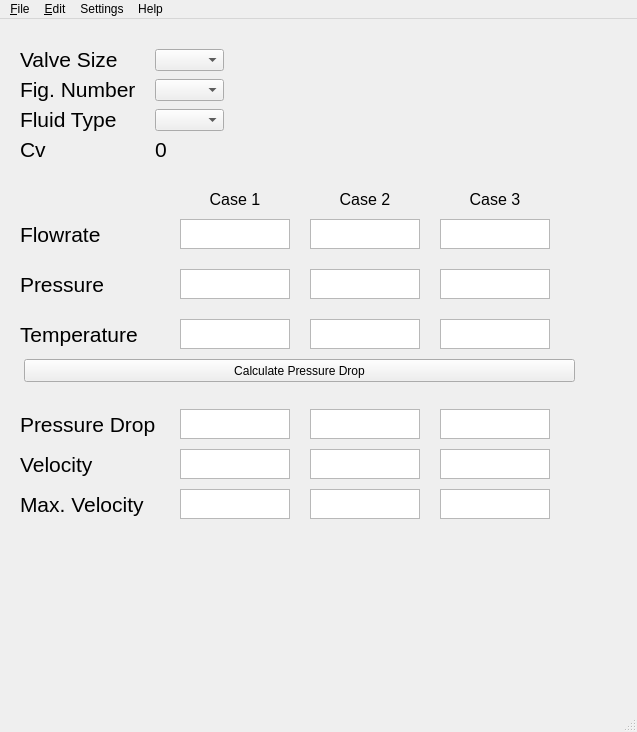
The window that pressureDrop/presgui/presMainUi.ui (SSoder/Pressure-Drop) describes before a commit, drawn with Qt 5.
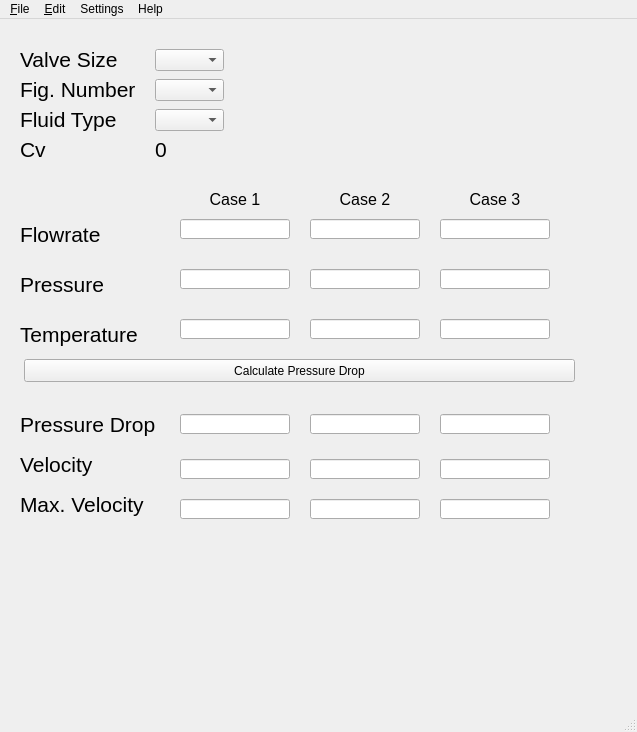
The same window after the commit.

Patch:
```diff
--- a/pressureDrop/presgui/presMainUi.ui
+++ b/pressureDrop/presgui/presMainUi.ui
@@ -111,36 +111,6 @@
      </rect>
     </property>
    </widget>
-   <widget class="QTextEdit" name="textEdit">
-    <property name="geometry">
-     <rect>
-      <x>180</x>
-      <y>200</y>
-      <width>110</width>
-      <height>30</height>
-     </rect>
-    </property>
-   </widget>
-   <widget class="QTextEdit" name="textEdit_2">
-    <property name="geometry">
-     <rect>
-      <x>310</x>
-      <y>200</y>
-      <width>110</width>
-      <height>30</height>
-     </rect>
-    </property>
-   </widget>
-   <widget class="QTextEdit" name="textEdit_3">
-    <property name="geometry">
-     <rect>
-      <x>440</x>
-      <y>200</y>
-      <width>110</width>
-      <height>30</height>
-     </rect>
-    </property>
-   </widget>
    <widget class="QLabel" name="label_2">
     <property name="geometry">
      <rect>
@@ -212,39 +182,6 @@
     <property name="alignment">
      <set>Qt::AlignCenter</set>
     </property>
-    <property name="buddy">
-     <cstring>textEdit_3</cstring>
-    </property>
-   </widget>
-   <widget class="QTextEdit" name="textEdit_4">
-    <property name="geometry">
-     <rect>
-      <x>180</x>
-      <y>250</y>
-      <width>110</width>
-      <height>30</height>
-     </rect>
-    </property>
-   </widget>
-   <widget class="QTextEdit" name="textEdit_5">
-    <property name="geometry">
-     <rect>
-      <x>310</x>
-      <y>250</y>
-      <width>110</width>
-      <height>30</height>
-     </rect>
-    </property>
-   </widget>
-   <widget class="QTextEdit" name="textEdit_6">
-    <property name="geometry">
-     <rect>
-      <x>440</x>
-      <y>250</y>
-      <width>110</width>
-      <height>30</height>
-     </rect>
-    </property>
    </widget>
    <widget class="QLabel" name="label">
     <property name="geometry">
@@ -303,66 +240,6 @@
      <string>Temperature</string>
     </property>
    </widget>
-   <widget class="QTextEdit" name="textEdit_7">
-    <property name="geometry">
-     <rect>
-      <x>440</x>
-      <y>300</y>
-      <width>110</width>
-      <height>30</height>
-     </rect>
-    </property>
-   </widget>
-   <widget class="QTextEdit" name="textEdit_8">
-    <property name="geometry">
-     <rect>
-      <x>310</x>
-      <y>300</y>
-      <width>110</width>
-      <height>30</height>
-     </rect>
-    </property>
-   </widget>
-   <widget class="QTextEdit" name="textEdit_9">
-    <property name="geometry">
-     <rect>
-      <x>180</x>
-      <y>300</y>
-      <width>110</width>
-      <height>30</height>
-     </rect>
-    </property>
-   </widget>
-   <widget class="QTextEdit" name="textEdit_10">
-    <property name="geometry">
-     <rect>
-      <x>180</x>
-      <y>390</y>
-      <width>110</width>
-      <height>30</height>
-     </rect>
-    </property>
-   </widget>
-   <widget class="QTextEdit" name="textEdit_11">
-    <property name="geometry">
-     <rect>
-      <x>440</x>
-      <y>390</y>
-      <width>110</width>
-      <height>30</height>
-     </rect>
-    </property>
-   </widget>
-   <widget class="QTextEdit" name="textEdit_12">
-    <property name="geometry">
-     <rect>
-      <x>310</x>
-      <y>390</y>
-      <width>110</width>
-      <height>30</height>
-     </rect>
-    </property>
-   </widget>
    <widget class="QLabel" name="label_9">
     <property name="geometry">
      <rect>
@@ -401,46 +278,6 @@
      <string>Velocity</string>
     </property>
    </widget>
-   <widget class="QTextEdit" name="textEdit_13">
-    <property name="geometry">
-     <rect>
-      <x>180</x>
-      <y>430</y>
-      <width>110</width>
-      <height>30</height>
-     </rect>
-    </property>
-   </widget>
-   <widget class="QTextEdit" name="textEdit_14">
-    <property name="geometry">
-     <rect>
-      <x>310</x>
-      <y>430</y>
-      <width>110</width>
-      <height>30</height>
-     </rect>
-    </property>
-   </widget>
-   <widget class="QTextEdit" name="textEdit_15">
-    <property name="geometry">
-     <rect>
-      <x>440</x>
-      <y>430</y>
-      <width>110</width>
-      <height>30</height>
-     </rect>
-    </property>
-   </widget>
-   <widget class="QTextEdit" name="textEdit_16">
-    <property name="geometry">
-     <rect>
-      <x>440</x>
-      <y>470</y>
-      <width>110</width>
-      <height>30</height>
-     </rect>
-    </property>
-   </widget>
    <widget class="QLabel" name="label_11">
     <property name="geometry">
      <rect>
@@ -460,26 +297,6 @@
      <string>Max. Velocity</string>
     </property>
    </widget>
-   <widget class="QTextEdit" name="textEdit_17">
-    <property name="geometry">
-     <rect>
-      <x>180</x>
-      <y>470</y>
-      <width>110</width>
-      <height>30</height>
-     </rect>
-    </property>
-   </widget>
-   <widget class="QTextEdit" name="textEdit_18">
-    <property name="geometry">
-     <rect>
-      <x>310</x>
-      <y>470</y>
-      <width>110</width>
-      <height>30</height>
-     </rect>
-    </property>
-   </widget>
    <widget class="QPushButton" name="pushButton">
     <property name="geometry">
      <rect>
@@ -537,6 +354,186 @@
      <cstring>comboBox_5</cstring>
     </property>
    </widget>
+   <widget class="QLineEdit" name="lineEdit">
+    <property name="geometry">
+     <rect>
+      <x>180</x>
+      <y>200</y>
+      <width>110</width>
+      <height>20</height>
+     </rect>
+    </property>
+   </widget>
+   <widget class="QLineEdit" name="lineEdit_2">
+    <property name="geometry">
+     <rect>
+      <x>310</x>
+      <y>200</y>
+      <width>110</width>
+      <height>20</height>
+     </rect>
+    </property>
+   </widget>
+   <widget class="QLineEdit" name="lineEdit_5">
+    <property name="geometry">
+     <rect>
+      <x>440</x>
+      <y>200</y>
+      <width>110</width>
+      <height>20</height>
+     </rect>
+    </property>
+   </widget>
+   <widget class="QLineEdit" name="lineEdit_6">
+    <property name="geometry">
+     <rect>
+      <x>180</x>
+      <y>250</y>
+      <width>110</width>
+      <height>20</height>
+     </rect>
+    </property>
+   </widget>
+   <widget class="QLineEdit" name="lineEdit_7">
+    <property name="geometry">
+     <rect>
+      <x>310</x>
+      <y>250</y>
+      <width>110</width>
+      <height>20</height>
+     </rect>
+    </property>
+   </widget>
+   <widget class="QLineEdit" name="lineEdit_8">
+    <property name="geometry">
+     <rect>
+      <x>440</x>
+      <y>250</y>
+      <width>110</width>
+      <height>20</height>
+     </rect>
+    </property>
+   </widget>
+   <widget class="QLineEdit" name="lineEdit_9">
+    <property name="geometry">
+     <rect>
+      <x>180</x>
+      <y>300</y>
+      <width>110</width>
+      <height>20</height>
+     </rect>
+    </property>
+   </widget>
+   <widget class="QLineEdit" name="lineEdit_10">
+    <property name="geometry">
+     <rect>
+      <x>440</x>
+      <y>300</y>
+      <width>110</width>
+      <height>20</height>
+     </rect>
+    </property>
+   </widget>
+   <widget class="QLineEdit" name="lineEdit_11">
+    <property name="geometry">
+     <rect>
+      <x>310</x>
+      <y>300</y>
+      <width>110</width>
+      <height>20</height>
+     </rect>
+    </property>
+   </widget>
+   <widget class="QLineEdit" name="lineEdit_12">
+    <property name="geometry">
+     <rect>
+      <x>310</x>
+      <y>480</y>
+      <width>110</width>
+      <height>20</height>
+     </rect>
+    </property>
+   </widget>
+   <widget class="QLineEdit" name="lineEdit_13">
+    <property name="geometry">
+     <rect>
+      <x>180</x>
+      <y>395</y>
+      <width>110</width>
+      <height>20</height>
+     </rect>
+    </property>
+   </widget>
+   <widget class="QLineEdit" name="lineEdit_14">
+    <property name="geometry">
+     <rect>
+      <x>310</x>
+      <y>395</y>
+      <width>110</width>
+      <height>20</height>
+     </rect>
+    </property>
+   </widget>
+   <widget class="QLineEdit" name="lineEdit_16">
+    <property name="geometry">
+     <rect>
+      <x>440</x>
+      <y>395</y>
+      <width>110</width>
+      <height>20</height>
+     </rect>
+    </property>
+   </widget>
+   <widget class="QLineEdit" name="lineEdit_17">
+    <property name="geometry">
+     <rect>
+      <x>180</x>
+      <y>440</y>
+      <width>110</width>
+      <height>20</height>
+     </rect>
+    </property>
+   </widget>
+   <widget class="QLineEdit" name="lineEdit_18">
+    <property name="geometry">
+     <rect>
+      <x>310</x>
+      <y>440</y>
+      <width>110</width>
+      <height>20</height>
+     </rect>
+    </property>
+   </widget>
+   <widget class="QLineEdit" name="lineEdit_19">
+    <property name="geometry">
+     <rect>
+      <x>440</x>
+      <y>480</y>
+      <width>110</width>
+      <height>20</height>
+     </rect>
+    </property>
+   </widget>
+   <widget class="QLineEdit" name="lineEdit_21">
+    <property name="geometry">
+     <rect>
+      <x>440</x>
+      <y>440</y>
+      <width>110</width>
+      <height>20</height>
+     </rect>
+    </property>
+   </widget>
+   <widget class="QLineEdit" name="lineEdit_22">
+    <property name="geometry">
+     <rect>
+      <x>180</x>
+      <y>480</y>
+      <width>110</width>
+      <height>20</height>
+     </rect>
+    </property>
+   </widget>
   </widget>
   <widget class="QMenuBar" name="menubar">
    <property name="geometry">
```
Left out of the diff: 6 changed lines with no effect on the pictures.
